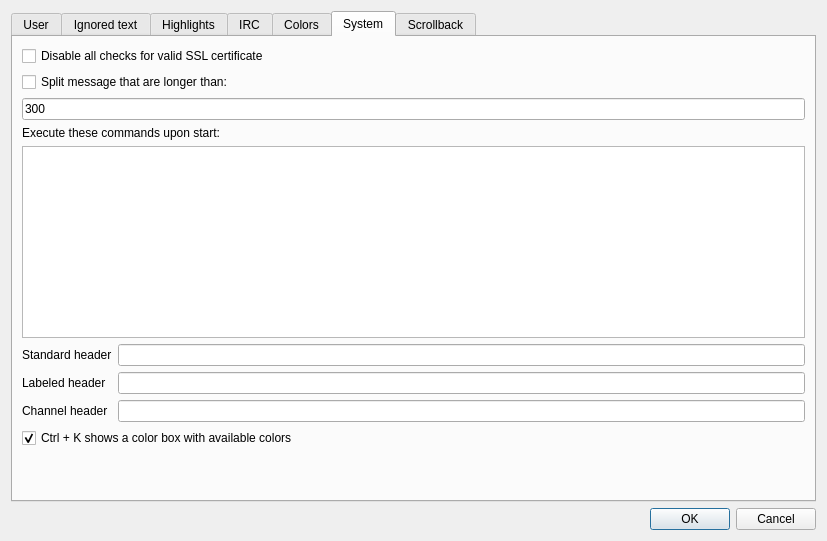
Qt form src/GrumpyIRC/preferenceswin.ui (grumpy-irc/grumpy) before a commit.
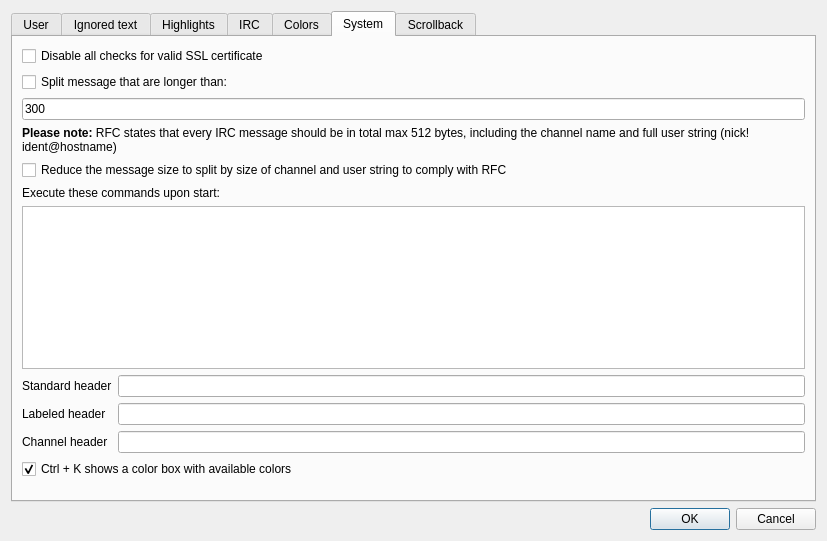
The same form after that commit. The open tabs and pages were chosen to show the change.

Patch:
```diff
--- a/src/GrumpyIRC/preferenceswin.ui
+++ b/src/GrumpyIRC/preferenceswin.ui
@@ -641,6 +641,23 @@
          </property>
         </widget>
        </item>
+       <item>
+        <widget class="QLabel" name="label_28">
+         <property name="text">
+          <string>&lt;html&gt;&lt;head/&gt;&lt;body&gt;&lt;p&gt;&lt;span style=&quot; font-weight:600;&quot;&gt;Please note:&lt;/span&gt; RFC states that every IRC message should be in total max 512 bytes, including the channel name and full user string (nick!ident@hostname)&lt;/p&gt;&lt;/body&gt;&lt;/html&gt;</string>
+         </property>
+         <property name="wordWrap">
+          <bool>true</bool>
+         </property>
+        </widget>
+       </item>
+       <item>
+        <widget class="QCheckBox" name="checkBox_Trim">
+         <property name="text">
+          <string>Reduce the message size to split by size of channel and user string to comply with RFC</string>
+         </property>
+        </widget>
+       </item>
        <item>
         <widget class="QLabel" name="label_6">
          <property name="text">
```
